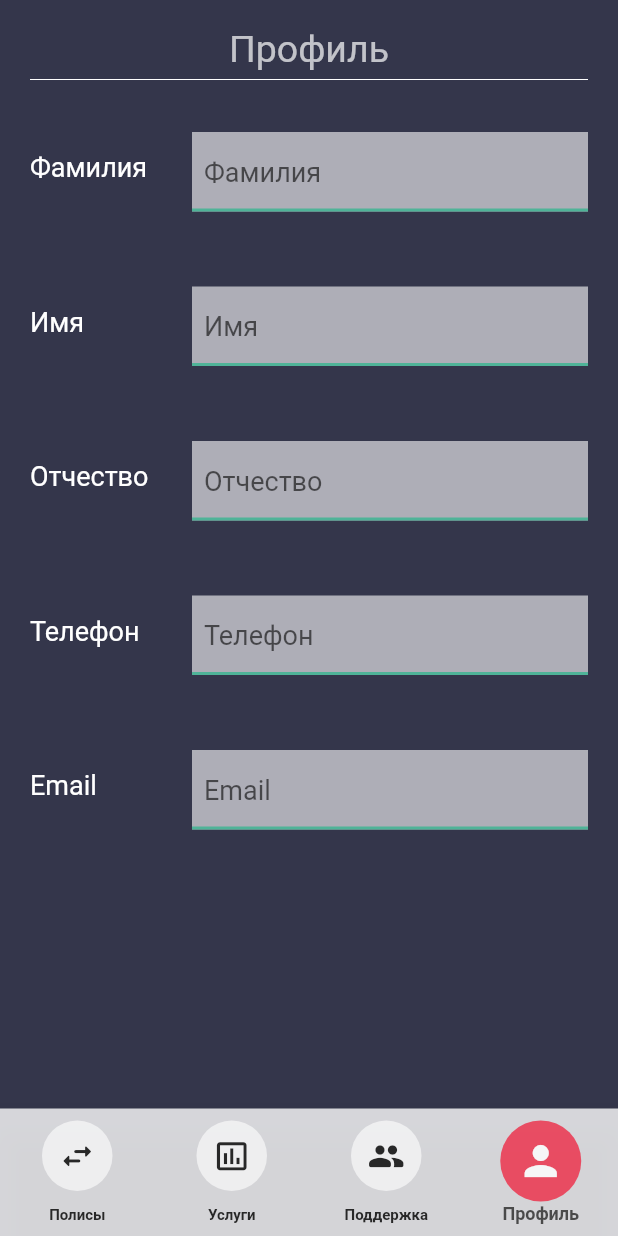
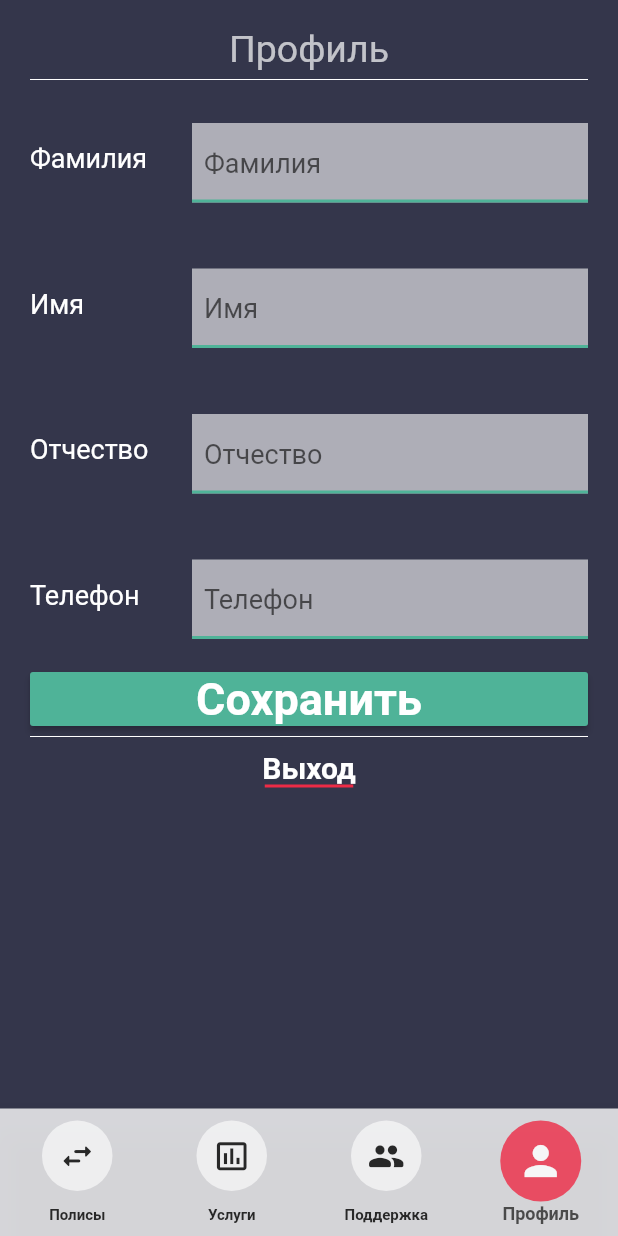
Before and after one commit to ildarik20000/turnkey-solution, a Flutter app: the screen it shows once a user with an empty profile is signed in, on a phone screen of 412 x 824 dp. Run offline on Flutter 3.47's test engine with Material 2 defaults, Android fonts, the light colour scheme and no system bars; our stand-ins replace cloud_firestore, firebase_auth, firebase_core, fluttertoast; accounts and stored records are empty; Roboto replaces fonts that are missing (BebasBold, BebasBook).

Commit message:
add Support, Profile, register

```diff
--- a/lib/main.dart
+++ b/lib/main.dart
@@ -29,15 +29,13 @@ class MyApp extends StatelessWidget {
               child: MaterialApp(
                 title: 'Title',
                 theme: playTheme,
-                home: Scaffold(
-                    backgroundColor: Color.fromRGBO(52, 54, 75, 1),
-                    body: LandingPage()),
+                home: LandingPage(),
               ),
             );
           }
 
           // Otherwise, show something whilst waiting for initialization to complete
-          return null;
+          return Text("Loading");
         });
   }
 }
--- a/lib/model/user.dart
+++ b/lib/model/user.dart
@@ -2,8 +2,36 @@ import 'package:firebase_auth/firebase_auth.dart';
 
 class UserApp {
   String id;
+  String name;
+  String seName;
+  String lastName;
+  String number;
+  String email;
 
   UserApp.fromFirebase(User user) {
     id = user.uid;
+    email = user.email;
   }
+
+  Map<String, dynamic> toMap() {
+    return {
+      "name": name,
+      "seName": seName,
+      "lastName": lastName,
+      "number": number,
+      "id": id,
+      "email": email
+    };
+  }
+
+  UserApp.fromJson(String uid, Map<String, dynamic> data) {
+    id = uid;
+    name = data['name'];
+    seName = data['seName'];
+    lastName = data['lastName'];
+    number = data['number'];
+    email = data['email'];
+  }
+
+  String get getId => id;
 }
--- a/lib/screens/autorization-page.dart
+++ b/lib/screens/autorization-page.dart
@@ -23,8 +23,8 @@ class _AutorizationPageState extends State<AutorizationPage> {
 
   @override
   Widget build(BuildContext context) {
-    return SafeArea(
-      child: Container(
+    return Scaffold(
+      body: Container(
         color: PlayColors.background,
         child: Center(
           child: Container(
--- a/lib/screens/main.dart
+++ b/lib/screens/main.dart
@@ -1,5 +1,6 @@
 import 'package:flutter/material.dart';
 import 'package:turnkey_solution/screens/profile.dart';
+import 'package:turnkey_solution/screens/support_page.dart';
 import 'package:turnkey_solution/services/auth.dart';
 import 'package:turnkey_solution/shared/button_menu.dart';
 
@@ -12,6 +13,7 @@ class MainScreen extends StatefulWidget {
 
 class _MainScreenState extends State<MainScreen> {
   int activeButton = 3;
+
   @override
   Widget build(BuildContext context) {
     return Scaffold(
@@ -23,6 +25,7 @@ class _MainScreenState extends State<MainScreen> {
         //   ),
         //   onPressed: () {},
         // ),
+
         bottomNavigationBar: BottomAppBar(
           color: Colors.white.withOpacity(0.8),
           shape: CircularNotchedRectangle(),
@@ -51,7 +54,6 @@ class _MainScreenState extends State<MainScreen> {
                     onPress: () {
                       setState(() {
                         activeButton = 1;
-                        AuthService().logOut();
                       });
                     },
                     text: 'Услуги',
@@ -101,7 +103,7 @@ class _MainScreenState extends State<MainScreen> {
               ),
               Offstage(
                 offstage: activeButton != 2,
-                //child: Friends(),
+                child: SupportPage(),
               ),
               Offstage(
                 offstage: activeButton != 3,
--- a/lib/screens/profile.dart
+++ b/lib/screens/profile.dart
@@ -1,4 +1,11 @@
 import 'package:flutter/material.dart';
+import 'package:provider/provider.dart';
+import 'package:turnkey_solution/config/theme.dart';
+import 'package:turnkey_solution/model/user.dart';
+import 'package:turnkey_solution/services/auth.dart';
+import 'package:turnkey_solution/services/database.dart';
+import 'package:turnkey_solution/shared/button_autorization.dart';
+import 'package:turnkey_solution/shared/header.dart';
 import 'package:turnkey_solution/shared/profile_info.dart';
 
 class Profile extends StatefulWidget {
@@ -9,52 +16,132 @@ class Profile extends StatefulWidget {
 }
 
 class _ProfileState extends State<Profile> {
+  TextEditingController _nameController = TextEditingController();
+  TextEditingController _seNameController = TextEditingController();
+  TextEditingController _lastNameController = TextEditingController();
+  TextEditingController _numberController = TextEditingController();
+
+  String _name;
+  String _seName;
+  String _lastName;
+  String _number;
+  UserApp user;
+  bool loading = false;
+  DatabaseService db = DatabaseService();
+
+  @override
+  void initState() {
+    loadingInf();
+    super.initState();
+  }
+
   @override
   Widget build(BuildContext context) {
-    return Padding(
-      padding: const EdgeInsets.all(8.0),
+    return Container(
+        width: MediaQuery.of(context).size.width,
+        padding: EdgeInsets.all(8),
         child: Container(
           child: Column(
             children: [
+              Header("Профиль"),
+              Expanded(
+                child: ListView(
+                  children: [
                     Container(
-                padding: EdgeInsets.only(bottom: 5),
-                child: Text(
-                  "Профиль",
-                  style: TextStyle(fontSize: 25, color: Colors.white70),
-                )),
+                      padding: EdgeInsets.only(top: 6),
+                      child: TextInfo(
+                        text: "Фамилия",
+                        controller: _lastNameController,
+                      ),
+                    ),
+                    Container(
+                      padding: EdgeInsets.only(top: 6),
+                      child: TextInfo(text: "Имя", controller: _nameController),
+                    ),
+                    Container(
+                      padding: EdgeInsets.only(top: 6),
+                      child: TextInfo(
+                          text: "Отчество", controller: _seNameController),
+                    ),
+                    Container(
+                      padding: EdgeInsets.only(top: 6),
+                      child: TextInfo(
+                          text: "Телефон", controller: _numberController),
+                    ),
+                    _button("Сохранить", () => _saveInfo(user)),
                     Divider(
                       height: 2,
                       color: Colors.white,
                     ),
-            Expanded(
-              child: ListView(
-                children: [
-                  Container(
-                    padding: EdgeInsets.only(top: 12),
-                    child: TextInfo(text: "Фамилия"),
+                    Padding(
+                      padding: const EdgeInsets.all(8.0),
+                      child: Button(
+                        text: "Выход",
+                        fontSizeText: 20,
+                        tapDetectorSize: 59,
+                        onPress: () {
+                          setState(() {
+                            AuthService().logOut();
+                          });
+                        },
                       ),
-                  Container(
-                    padding: EdgeInsets.only(top: 12),
-                    child: TextInfo(text: "Имя"),
-                  ),
-                  Container(
-                    padding: EdgeInsets.only(top: 12),
-                    child: TextInfo(text: "Отчество"),
-                  ),
-                  Container(
-                    padding: EdgeInsets.only(top: 12),
-                    child: TextInfo(text: "Телефон"),
-                  ),
-                  Container(
-                    padding: EdgeInsets.only(top: 12),
-                    child: TextInfo(text: "Email"),
                     ),
                   ],
                 ),
               ),
             ],
           ),
-      ),
+        ));
+  }
+
+  loadingInf() {
+    user = Provider.of<UserApp>(context, listen: false);
+    loadData();
+  }
+
+  loadData() async {
+    var stream = db.getInfo(user.getId);
+    stream.listen((List<UserApp> data) {
+      data.toList();
+      user = data[0];
+
+      setState(() {
+        _nameController.text = user.name ?? "";
+        _seNameController.text = user.seName ?? "";
+        _lastNameController.text = user.lastName ?? "";
+        _numberController.text = user.number ?? "";
+      });
+    });
+  }
+
+  void _saveInfo(UserApp user) async {
+    _name = _nameController.text ?? "";
+    _seName = _seNameController.text ?? "";
+    _lastName = _lastNameController.text ?? "";
+    _number = _numberController.text ?? "";
+
+    user.name = _name;
+    user.seName = _seName;
+    user.lastName = _lastName;
+    user.number = _number;
+    print(user.getId);
+    await DatabaseService().adduserProfileInfo(user);
+  }
+}
+
+Widget _button(String text, void func()) {
+  return RaisedButton(
+    splashColor: PlayColors.red,
+    highlightColor: PlayColors.red,
+    color: PlayColors.buttonBackground,
+    child: Text(text,
+        style: TextStyle(
+            fontFamily: 'BebasBook',
+            fontWeight: FontWeight.bold,
+            color: Colors.white,
+            fontSize: 30)),
+    onPressed: () {
+      func();
+    },
   );
 }
-}
--- /dev/null
+++ b/lib/services/database.dart
@@ -0,0 +1,23 @@
+import 'package:cloud_firestore/cloud_firestore.dart';
+import 'package:flutter/widgets.dart';
+import 'package:turnkey_solution/model/user.dart';
+
+class DatabaseService {
+  final CollectionReference _insuranceCollection =
+      FirebaseFirestore.instance.collection('insurance');
+  final CollectionReference _userProfileInfo =
+      FirebaseFirestore.instance.collection('user');
+
+  Future adduserProfileInfo(UserApp user) async {
+    return await _userProfileInfo.doc(user.id).set(user.toMap());
+  }
+
+  Stream<List<UserApp>> getInfo(String userId) {
+    Query query;
+    query = _userProfileInfo.where('id', isEqualTo: userId);
+
+    return query.snapshots().map((QuerySnapshot data) => data.docs
+        .map((DocumentSnapshot doc) => UserApp.fromJson(userId, doc.data()))
+        .toList());
+  }
+}
--- /dev/null
+++ b/lib/shared/header.dart
@@ -0,0 +1,26 @@
+import 'package:flutter/material.dart';
+
+class Header extends StatelessWidget {
+  String text;
+  Header(this.text);
+
+  @override
+  Widget build(BuildContext context) {
+    return Container(
+      child: Column(
+        children: [
+          Container(
+              padding: EdgeInsets.only(bottom: 5),
+              child: Text(
+                text,
+                style: TextStyle(fontSize: 25, color: Colors.white70),
+              )),
+          Divider(
+            height: 2,
+            color: Colors.white,
+          ),
+        ],
+      ),
+    );
+  }
+}
--- a/lib/shared/input.dart
+++ b/lib/shared/input.dart
@@ -14,6 +14,7 @@ class Input extends StatefulWidget {
   Widget bottomEl;
   Function onSubmit;
   TextInputAction textInputAction;
+  TextEditingController controller;
 
   Input(
       {this.placeholder = '',
@@ -27,14 +28,15 @@ class Input extends StatefulWidget {
       this.textInputAction,
       this.autoFocus = false,
       this.onSubmit,
-      this.secure = false});
+      this.secure = false,
+      this.controller,});
 
   @override
   _InputState createState() => _InputState();
 }
 
 class _InputState extends State<Input> {
-  final controller = TextEditingController(text: '');
+  final controller2 = TextEditingController(text: '');
 
   bool hasFocus = false;
 
@@ -60,7 +62,7 @@ class _InputState extends State<Input> {
                 children: <Widget>[
                   TextField(
                     onSubmitted: (s) {
-                      this.widget.onSubmit(s, this.controller);
+                      this.widget.onSubmit(s, this.widget.controller?? this.controller2);
                     },
                     autofocus: this.widget.autoFocus,
                     obscureText: this.widget.secure,
@@ -84,7 +86,7 @@ class _InputState extends State<Input> {
                     minLines: this.widget.minLines ?? 1,
                     maxLines: this.widget.minLines == null ? 1 : null,
                     style: TextStyle(fontSize: 18, color: PlayColors.black100),
-                    controller: this.controller,
+                    controller: this.widget.controller?? this.controller2,
                     cursorColor: PlayColors.red,
                     cursorHeight: 22,
                     enableInteractiveSelection: true,
--- a/lib/shared/profile_info.dart
+++ b/lib/shared/profile_info.dart
@@ -3,7 +3,9 @@ import 'package:turnkey_solution/shared/input.dart';
 
 class TextInfo extends StatelessWidget {
   String text;
-  TextInfo({this.text});
+  String info;
+  TextEditingController controller;
+  TextInfo({this.text, this.controller});
 
   @override
   Widget build(BuildContext context) {
@@ -20,7 +22,9 @@ class TextInfo extends StatelessWidget {
             padding: EdgeInsets.only(left: 8),
             width: MediaQuery.of(context).size.width - 140,
             child: Input(
+              controller: this.controller,
               placeholder: this.text,
+              textInputAction: TextInputAction.search,
             ),
           )
         ],
--- a/pubspec.yaml
+++ b/pubspec.yaml
@@ -28,10 +28,11 @@ dependencies:
   # Use with the CupertinoIcons class for iOS style icons.
   cupertino_icons: ^1.0.2
   firebase_auth: ^1.2.0
-  fluttertoast: ^8.0.6
+  fluttertoast: ^8.0.7
   firebase_core: ^1.2.0
   cloud_firestore: ^2.2.0
   provider: ^5.0.0
+  url_launcher: ^6.0.3
 
 dev_dependencies:
   flutter_test:
```
Also changed, not shown: lib/screens/support_page.dart (added, +44 -0 lines), lib/shared/button_icon.dart (added, +74 -0 lines), pubspec.lock. Lines whose indentation alone changed are shown as unchanged.
